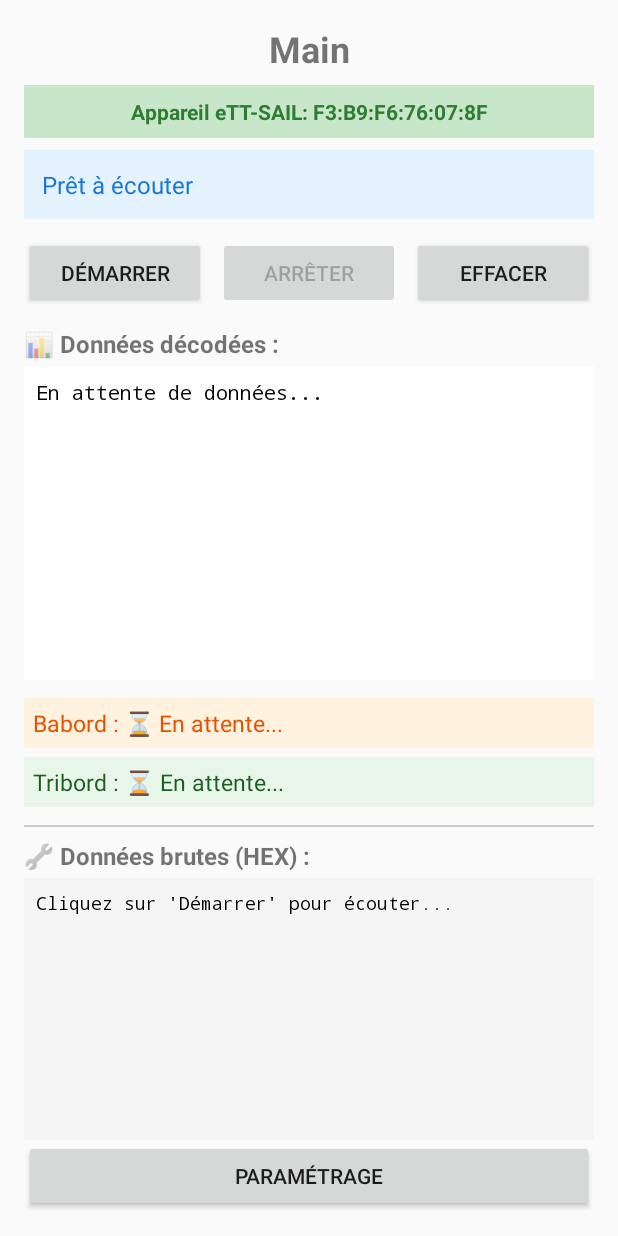
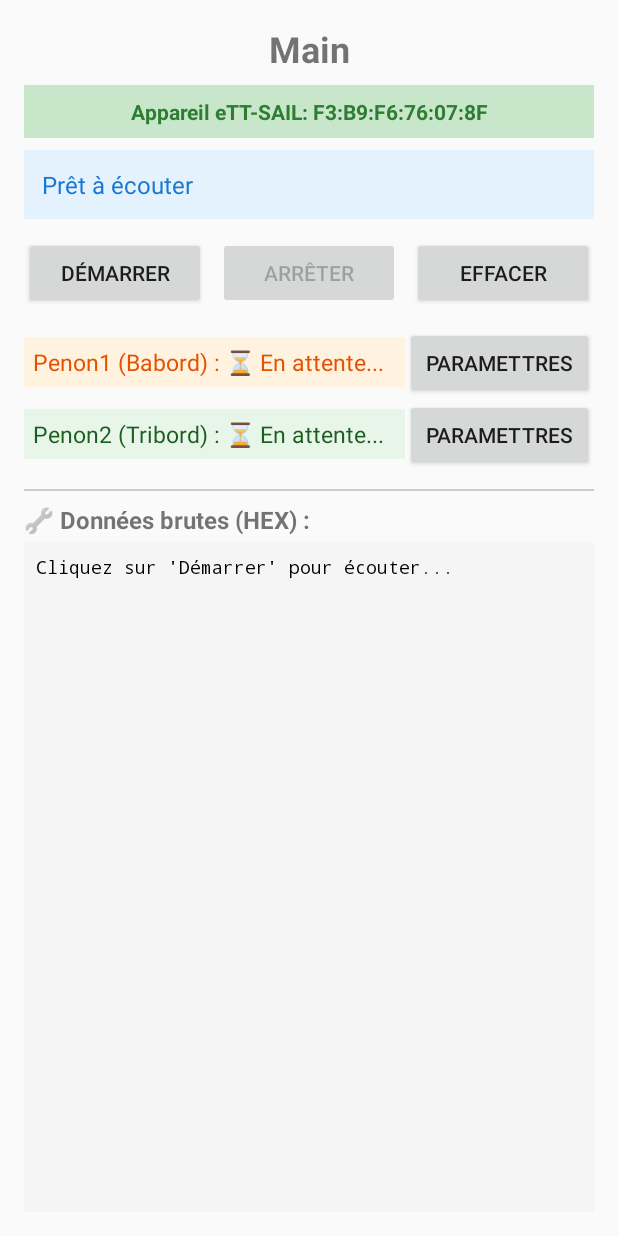
Before and after one commit to Pakoooooooooo/AppPenon, an Android app: the screen it shows after launch (MainActivity), on a phone screen of 412 x 824 dp. Run offline under Robolectric (Android 15) with nearby library versions, the phone set to English and light mode, and no system bars.

Commit message:
modifier les penons 1 par 1

```diff
--- a/app/src/main/java/com/example/apppenon/MainActivity.kt
+++ b/app/src/main/java/com/example/apppenon/MainActivity.kt
@@ -9,6 +9,7 @@ import android.widget.TextView
 import androidx.appcompat.app.AppCompatActivity
 import kotlin.random.Random
 import android.content.Intent
+import androidx.activity.result.contract.ActivityResultContracts
 import com.example.apppenon.Penon
 
 class MainActivity : AppCompatActivity() {
@@ -16,9 +17,9 @@ class MainActivity : AppCompatActivity() {
     /* ===== PARAMÈTRES CONFIGURABLES ===== */
     private val windowSize = 10               // nombre de valeurs pour la moyenne glissante (10 sec)
     private val simInterval = 1000L           // intervalle de simulation en ms (1Hz)
-    private var fakeDevices = listOf(
+    private var fakeDevices = mutableListOf(
         Penon(
-            penonName = "Babord",
+            penonName = "Penon1 (Babord)",
             macAdress = "AA:BB:CC:DD:EE:01",
             rssi = true,
             rssiLow = -90,
@@ -32,7 +33,7 @@ class MainActivity : AppCompatActivity() {
             detachedThresh = 100.0
             ),
         Penon(
-            penonName = "Tribord",
+            penonName = "Penon2 (Tribord)",
             macAdress = "AA:BB:CC:DD:EE:02",
             rssi = true,
             rssiLow = -90,
@@ -50,13 +51,13 @@ class MainActivity : AppCompatActivity() {
     /* ===== CODE COMMUN (UI + affichage) ===== */
     private lateinit var tvStatus: TextView
     private lateinit var tvReceivedData: TextView
-    private lateinit var tvParsedData: TextView
-    private lateinit var tvEtatBabord: TextView
-    private lateinit var tvEtatTribord: TextView
+    private lateinit var tvEtatPenon1: TextView
+    private lateinit var tvEtatPenon2: TextView
     private lateinit var btnStart: Button
     private lateinit var btnStop: Button
     private lateinit var btnClear: Button
-    private lateinit var settingsBtn: Button
+    private lateinit var Penon1SettingsBtn: Button
+    private lateinit var Penon2SettingsBtn: Button
 
     private var isRunning = false
     private val uiHandler = Handler(Looper.getMainLooper())
@@ -69,6 +70,36 @@ class MainActivity : AppCompatActivity() {
     private val babordValues = mutableListOf<Int>()
     private val tribordValues = mutableListOf<Int>()
 
+    private val penonSettingsLauncher1 = registerForActivityResult(
+        ActivityResultContracts.StartActivityForResult()
+    ) { result ->
+        if (result.resultCode == RESULT_OK) {
+            val updatedPenon = result.data?.getSerializableExtra("updated_penon") as? Penon
+            if (updatedPenon != null) {
+                fakeDevices[0] = updatedPenon
+                println("updatedPenon: $updatedPenon")
+                tvEtatPenon1.text = "${updatedPenon.penonName} : ✅ Mis à jour"
+            }
+        } else {
+            tvEtatPenon1.text = "${fakeDevices[0].penonName} : ❌ Annulé"
+        }
+    }
+
+    private val penonSettingsLauncher2 = registerForActivityResult(
+        ActivityResultContracts.StartActivityForResult()
+    ) { result ->
+        if (result.resultCode == RESULT_OK) {
+            val updatedPenon = result.data?.getSerializableExtra("updated_penon") as? Penon
+            if (updatedPenon != null) {
+                fakeDevices[1] = updatedPenon
+                println("updatedPenon: $updatedPenon")
+                tvEtatPenon2.text = "${updatedPenon.penonName} : ✅ Mis à jour"
+            }
+        } else {
+            tvEtatPenon2.text = "${fakeDevices[1].penonName} : ❌ Annulé"
+        }
+    }
+
 
     /* ===== CODE SIMULATION ===== */
     private val simulationHandler = Handler(Looper.getMainLooper())
@@ -80,29 +111,37 @@ class MainActivity : AppCompatActivity() {
         // Bind UI
         tvStatus = findViewById(R.id.tvStatus)
         tvReceivedData = findViewById(R.id.tvReceivedData)
-        tvParsedData = findViewById(R.id.tvParsedData)
-        tvEtatBabord = findViewById(R.id.tvEtatBabord)
-        tvEtatTribord = findViewById(R.id.tvEtatTribord)
+        tvEtatPenon1 = findViewById(R.id.tvEtatPenon1)
+        tvEtatPenon2 = findViewById(R.id.tvEtatPenon2)
         btnStart = findViewById(R.id.btnStartScan)
         btnStop = findViewById(R.id.btnStopScan)
         btnClear = findViewById(R.id.btnClearData)
 
-        settingsBtn = findViewById(R.id.settingsBtn)
+        Penon1SettingsBtn = findViewById(R.id.btnParamPenon1)
+        Penon2SettingsBtn = findViewById(R.id.btnParamPenon2)
+        tvEtatPenon1.text = fakeDevices[0].penonName+" : ⏳ En attente..."
+        tvEtatPenon2.text = fakeDevices[1].penonName+" : ⏳ En attente..."
 
-        settingsBtn.setOnClickListener {
+        Penon1SettingsBtn.setOnClickListener {
             val intent = Intent(this, PenonsSettingsActivity::class.java)
             intent.putExtra("penon_data", fakeDevices[0])
-            startActivityForResult(intent, 1)
+            penonSettingsLauncher1.launch(intent)
+            tvEtatPenon1.text = fakeDevices[0].penonName + " : ⏳ En attente..."
         }
 
+        Penon2SettingsBtn.setOnClickListener {
+            val intent = Intent(this, PenonsSettingsActivity::class.java)
+            intent.putExtra("penon_data", fakeDevices[1])
+            penonSettingsLauncher2.launch(intent)
+            tvEtatPenon2.text = fakeDevices[2].penonName + " : ⏳ En attente..."
+        }
 
         btnStart.setOnClickListener { startSimulation() }
         btnStop.setOnClickListener { stopSimulation() }
         btnClear.setOnClickListener {
             tvReceivedData.text = ""
-            tvParsedData.text = ""
-            tvEtatBabord.text = fakeDevices[0].penonName+" : ⏳ En attente..."
-            tvEtatTribord.text = fakeDevices[1].penonName+" : ⏳ En attente..."
+            tvEtatPenon1.text = fakeDevices[0].penonName+" : ⏳ En attente..."
+            tvEtatPenon2.text = fakeDevices[1].penonName+" : ⏳ En attente..."
             frameBabord = 0
             frameTribord = 0
             babordValues.clear()
@@ -135,7 +174,6 @@ class MainActivity : AppCompatActivity() {
         updateUI()
         tvStatus.text = "Simulation 1Hz…"
         tvReceivedData.text = ""  // Supprime "En attente..."
-        tvParsedData.text = ""
 
         simulationHandler.post(object : Runnable {
             override fun run() {
@@ -167,13 +205,11 @@ class MainActivity : AppCompatActivity() {
                     val etatTribord = if (avgTribord >= fakeDevices[0].detachedThresh) "Attaché 🟢" else "Turbulent 🔴"
 
                     val brut = "[$name] $hexFrame"
-                    val decode = "Trame ${name.first()}#$frameNumber | $name | Valeur: $value | ${if (turbulent) "Turbulent" else "Attaché"}"
 
                     uiHandler.post {
                         tvReceivedData.append("$brut\n")
-                        tvParsedData.append("$decode\n")
-                        tvEtatBabord.text = "Babord : $etatBabord"
-                        tvEtatTribord.text = "Tribord : $etatTribord"
+                        tvEtatPenon1.text = "Babord : $etatBabord"
+                        tvEtatPenon2.text = "Tribord : $etatTribord"
                         tvStatus.text = "B:$frameBabord  T:$frameTribord"
                         autoScroll()
                     }
--- a/app/src/main/res/layout/activity_main.xml
+++ b/app/src/main/res/layout/activity_main.xml
@@ -42,6 +42,7 @@
         android:layout_marginBottom="12dp" />
 
     <!-- Boutons de contrôle -->
+
     <LinearLayout
         android:layout_width="match_parent"
         android:layout_height="wrap_content"
@@ -76,31 +77,6 @@
     </LinearLayout>
 
     <!-- Données décodées (partie supérieure) -->
-    <TextView
-        android:layout_width="match_parent"
-        android:layout_height="wrap_content"
-        android:text="📊 Données décodées :"
-        android:textSize="16sp"
-        android:textStyle="bold"
-        android:layout_marginBottom="4dp" />
-
-    <ScrollView
-        android:layout_width="match_parent"
-        android:layout_height="0dp"
-        android:layout_weight="1.2"
-        android:background="#FFFFFF"
-        android:padding="8dp"
-        android:layout_marginBottom="12dp">
-
-        <TextView
-            android:id="@+id/tvParsedData"
-            android:layout_width="match_parent"
-            android:layout_height="wrap_content"
-            android:text="En attente de données..."
-            android:textSize="13sp"
-            android:fontFamily="monospace"
-            android:textColor="#000000" />
-    </ScrollView>
 
     <!-- Etats des pennons -->
     <LinearLayout
@@ -109,26 +85,53 @@
         android:orientation="vertical"
         android:layout_marginBottom="12dp">
 
+        <LinearLayout
+            android:layout_width="match_parent"
+            android:layout_height="wrap_content"
+            android:orientation="horizontal">
             <TextView
-            android:id="@+id/tvEtatBabord"
-            android:layout_width="match_parent"
+                android:id="@+id/tvEtatPenon1"
+                android:layout_width="wrap_content"
                 android:layout_height="wrap_content"
                 android:text="Babord : ⏳ En attente..."
                 android:textSize="15sp"
                 android:padding="6dp"
                 android:background="#FFF3E0"
                 android:textColor="#E65100"
-            android:layout_marginBottom="6dp"/>
+                android:layout_weight="2"/>
 
+            <Button
+                android:id="@+id/btnParamPenon1"
+                android:layout_width="wrap_content"
+                android:layout_height="wrap_content"
+                android:text="Paramettres"
+                android:layout_weight="1"/>
+        </LinearLayout>
+
+        <LinearLayout
+            android:layout_width="match_parent"
+            android:layout_height="wrap_content"
+            android:orientation="horizontal">
             <TextView
-            android:id="@+id/tvEtatTribord"
-            android:layout_width="match_parent"
+                android:id="@+id/tvEtatPenon2"
+                android:layout_width="wrap_content"
                 android:layout_height="wrap_content"
                 android:text="Tribord : ⏳ En attente..."
                 android:textSize="15sp"
                 android:padding="6dp"
                 android:background="#E8F5E9"
-            android:textColor="#1B5E20"/>
+                android:textColor="#1B5E20"
+                android:layout_weight="2"/>
+
+            <Button
+                android:id="@+id/btnParamPenon2"
+                android:layout_width="wrap_content"
+                android:layout_height="wrap_content"
+                android:text="Paramettres"
+                android:layout_weight="1"/>
+        </LinearLayout>
+
+
     </LinearLayout>
 
     <!-- Séparateur -->
@@ -165,10 +168,4 @@
             android:textColor="#000000" />
     </ScrollView>
 
-    <Button
-        android:id="@+id/settingsBtn"
-        android:layout_width="match_parent"
-        android:layout_height="wrap_content"
-        android:text="Paramétrage" />
-
 </LinearLayout>
```
Lines whose indentation alone changed are shown as unchanged.
